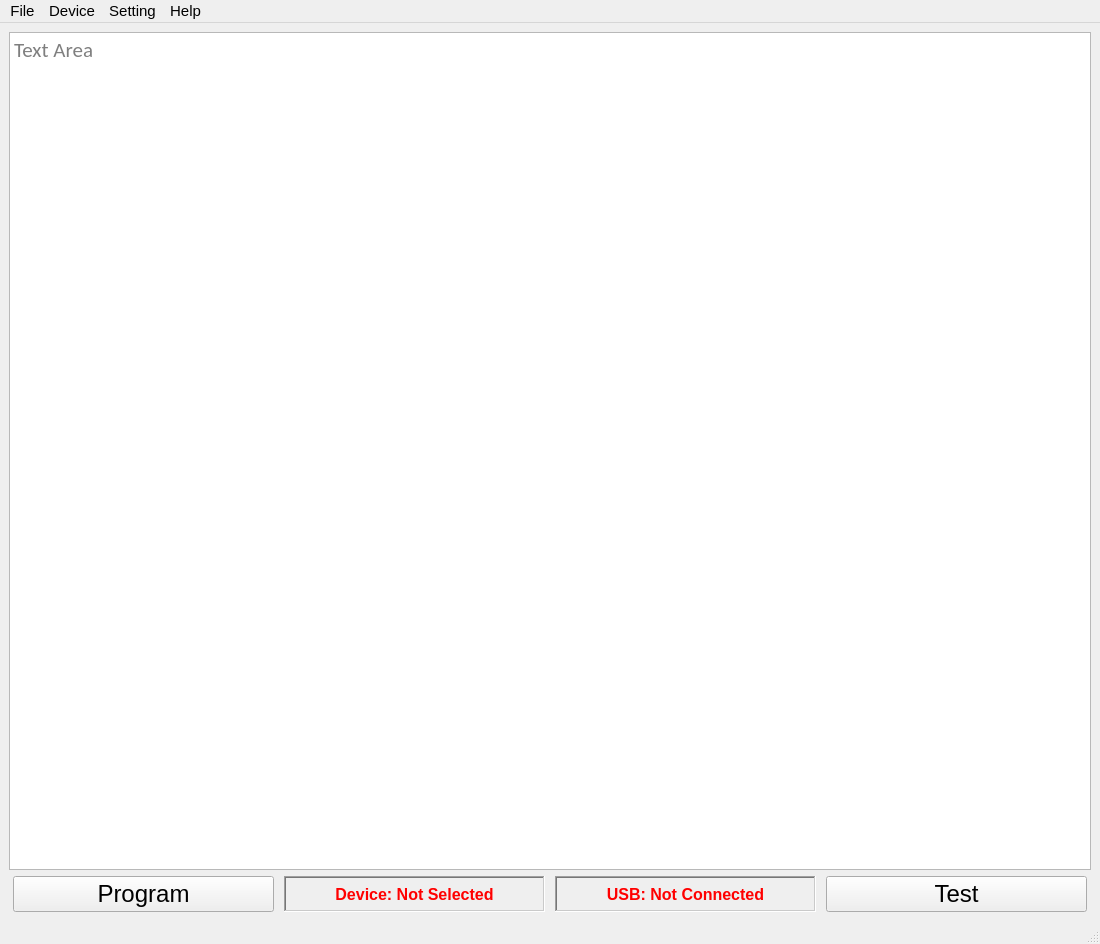
dhahaj/EAX-Python-Interface, file MainWindow.ui: the form before one commit.
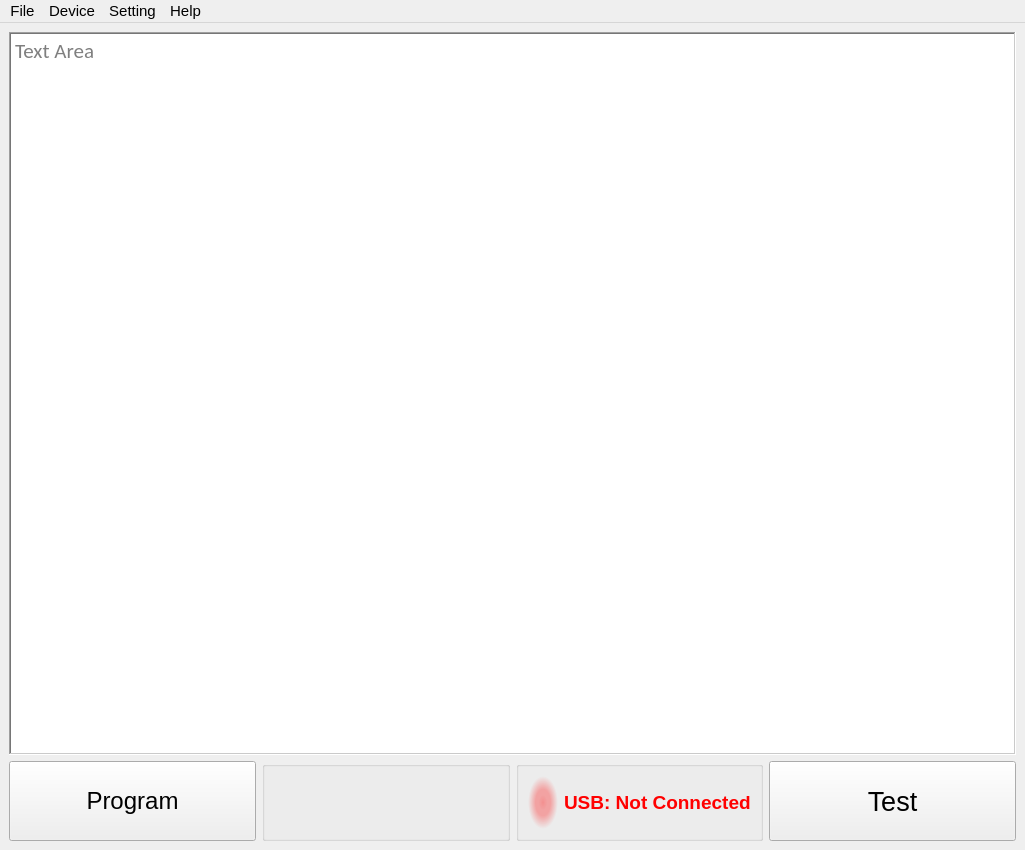
The form after the commit. Icons and pictures are not drawn.

The edit to the form file:
```diff
--- a/MainWindow.ui
+++ b/MainWindow.ui
@@ -6,10 +6,16 @@
    <rect>
     <x>0</x>
     <y>0</y>
-    <width>1100</width>
-    <height>944</height>
+    <width>1025</width>
+    <height>850</height>
    </rect>
   </property>
+  <property name="minimumSize">
+   <size>
+    <width>1025</width>
+    <height>850</height>
+   </size>
+  </property>
   <property name="font">
    <font>
     <pointsize>11</pointsize>
@@ -23,6 +29,12 @@
     <activeon>:/new/prefix1/images/pcb.ico</activeon>
    </iconset>
   </property>
+  <property name="iconSize">
+   <size>
+    <width>32</width>
+    <height>32</height>
+   </size>
+  </property>
   <widget class="QWidget" name="centralwidget">
    <layout class="QVBoxLayout" name="verticalLayout">
     <item>
@@ -33,9 +45,27 @@
         <pointsize>16</pointsize>
        </font>
       </property>
+      <property name="mouseTracking">
+       <bool>true</bool>
+      </property>
+      <property name="focusPolicy">
+       <enum>Qt::NoFocus</enum>
+      </property>
+      <property name="autoFillBackground">
+       <bool>false</bool>
+      </property>
       <property name="styleSheet">
        <string notr="true"/>
       </property>
+      <property name="frameShape">
+       <enum>QFrame::WinPanel</enum>
+      </property>
+      <property name="frameShadow">
+       <enum>QFrame::Sunken</enum>
+      </property>
+      <property name="autoFormatting">
+       <set>QTextEdit::AutoAll</set>
+      </property>
       <property name="undoRedoEnabled">
        <bool>false</bool>
       </property>
@@ -48,19 +78,7 @@
      </widget>
     </item>
     <item>
-     <layout class="QHBoxLayout" name="horizontalLayout">
-      <property name="spacing">
-       <number>10</number>
-      </property>
-      <property name="sizeConstraint">
-       <enum>QLayout::SetDefaultConstraint</enum>
-      </property>
-      <property name="leftMargin">
-       <number>4</number>
-      </property>
-      <property name="rightMargin">
-       <number>4</number>
-      </property>
+     <layout class="QHBoxLayout" name="horizontalLayout_3">
       <item>
        <widget class="QPushButton" name="program_button">
         <property name="sizePolicy">
@@ -72,7 +90,7 @@
         <property name="minimumSize">
          <size>
           <width>0</width>
-          <height>0</height>
+          <height>80</height>
          </size>
         </property>
         <property name="baseSize">
@@ -89,82 +107,318 @@
         <property name="text">
          <string>Program</string>
         </property>
-       </widget>
-      </item>
-      <item>
-       <widget class="QLabel" name="device_label">
-        <property name="font">
-         <font>
-          <pointsize>12</pointsize>
-          <bold>true</bold>
-         </font>
+        <property name="icon">
+         <iconset resource="icons.qrc">
+          <normaloff>:/resources/icons/images/icons/micro.png</normaloff>:/resources/icons/images/icons/micro.png</iconset>
         </property>
-        <property name="styleSheet">
-         <string notr="true">color: rgb(255, 0, 0);
-font-weight: bold;</string>
+        <property name="iconSize">
+         <size>
+          <width>50</width>
+          <height>50</height>
+         </size>
         </property>
-        <property name="frameShape">
-         <enum>QFrame::WinPanel</enum>
+        <property name="shortcut">
+         <string>P</string>
         </property>
-        <property name="frameShadow">
-         <enum>QFrame::Sunken</enum>
+        <property name="flat">
+         <bool>false</bool>
         </property>
-        <property name="text">
-         <string>Device: Not Selected</string>
+       </widget>
+      </item>
+      <item>
+       <widget class="QGroupBox" name="groupBox_2">
+        <property name="minimumSize">
+         <size>
+          <width>0</width>
+          <height>0</height>
+         </size>
         </property>
-        <property name="textFormat">
-         <enum>Qt::AutoText</enum>
+        <property name="maximumSize">
+         <size>
+          <width>16777215</width>
+          <height>16777215</height>
+         </size>
         </property>
-        <property name="alignment">
-         <set>Qt::AlignCenter</set>
+        <property name="title">
+         <string/>
         </property>
+        <layout class="QHBoxLayout" name="horizontalLayout_2">
+         <item>
+          <widget class="QLabel" name="device_label">
+           <property name="minimumSize">
+            <size>
+             <width>0</width>
+             <height>0</height>
+            </size>
+           </property>
+           <property name="font">
+            <font>
+             <pointsize>14</pointsize>
+             <bold>true</bold>
+            </font>
+           </property>
+           <property name="styleSheet">
+            <string notr="true">color: rgb(255, 0, 0);
+image: url(:/resources/icons/images/detex_dark.png);
+font-weight: bold;</string>
+           </property>
+           <property name="frameShape">
+            <enum>QFrame::NoFrame</enum>
+           </property>
+           <property name="frameShadow">
+            <enum>QFrame::Sunken</enum>
+           </property>
+           <property name="text">
+            <string/>
+           </property>
+           <property name="textFormat">
+            <enum>Qt::RichText</enum>
+           </property>
+           <property name="alignment">
+            <set>Qt::AlignCenter</set>
+           </property>
+          </widget>
+         </item>
+        </layout>
        </widget>
       </item>
       <item>
-       <widget class="QLabel" name="usb_label">
-        <property name="font">
-         <font>
-          <pointsize>12</pointsize>
-          <bold>true</bold>
-         </font>
+       <widget class="QGroupBox" name="groupBox">
+        <property name="minimumSize">
+         <size>
+          <width>0</width>
+          <height>0</height>
+         </size>
         </property>
-        <property name="autoFillBackground">
-         <bool>false</bool>
+        <property name="title">
+         <string/>
         </property>
-        <property name="styleSheet">
-         <string notr="true">color: rgb(255, 0, 0);
-font-weight: bold;</string>
-        </property>
-        <property name="frameShape">
-         <enum>QFrame::WinPanel</enum>
-        </property>
-        <property name="frameShadow">
-         <enum>QFrame::Sunken</enum>
-        </property>
-        <property name="text">
-         <string>USB: Not Connected</string>
-        </property>
-        <property name="textFormat">
-         <enum>Qt::AutoText</enum>
-        </property>
-        <property name="scaledContents">
-         <bool>false</bool>
-        </property>
-        <property name="alignment">
-         <set>Qt::AlignCenter</set>
-        </property>
+        <layout class="QHBoxLayout" name="horizontalLayout">
+         <item>
+          <widget class="QLabel" name="label_usb_icon">
+           <property name="minimumSize">
+            <size>
+             <width>0</width>
+             <height>0</height>
+            </size>
+           </property>
+           <property name="maximumSize">
+            <size>
+             <width>48</width>
+             <height>65</height>
+            </size>
+           </property>
+           <property name="font">
+            <font>
+             <pointsize>9</pointsize>
+             <bold>true</bold>
+            </font>
+           </property>
+           <property name="autoFillBackground">
+            <bool>false</bool>
+           </property>
+           <property name="styleSheet">
+            <string notr="true">background-color: qradialgradient(spread:pad, cx:0.5, cy:0.5, radius:0.5, fx:0.5, fy:0.5, stop:0 rgba(255, 255, 0, 206), stop:0.284091 rgba(255, 255, 0, 80), stop:0.5 rgba(255, 255, 0, 80), stop:0.991525 rgba(255, 255, 255, 0));
+
+background-color: qradialgradient(spread:pad, cx:0.5, cy:0.5, radius:0.5, fx:0.5, fy:0.5, stop:0 rgba(255, 0, 0, 100), stop:0.284091 rgba(255, 0, 0, 80), stop:0.5 rgba(255, 0, 0, 80), stop:0.991525 rgba(255, 255, 255, 0));</string>
+           </property>
+           <property name="frameShape">
+            <enum>QFrame::NoFrame</enum>
+           </property>
+           <property name="frameShadow">
+            <enum>QFrame::Sunken</enum>
+           </property>
+           <property name="text">
+            <string>&lt;html&gt;&lt;head/&gt;&lt;body&gt;&lt;p&gt;&lt;img width=&quot;40&quot; height=&quot;40&quot; src=&quot;:/resources/icons/images/icons/usb3.png&quot;/&gt;&lt;/p&gt;&lt;/body&gt;&lt;/html&gt;</string>
+           </property>
+           <property name="textFormat">
+            <enum>Qt::AutoText</enum>
+           </property>
+           <property name="scaledContents">
+            <bool>false</bool>
+           </property>
+           <property name="alignment">
+            <set>Qt::AlignCenter</set>
+           </property>
+          </widget>
+         </item>
+         <item>
+          <widget class="QLabel" name="usb_label">
+           <property name="palette">
+            <palette>
+             <active>
+              <colorrole role="WindowText">
+               <brush brushstyle="SolidPattern">
+                <color alpha="255">
+                 <red>255</red>
+                 <green>0</green>
+                 <blue>0</blue>
+                </color>
+               </brush>
+              </colorrole>
+              <colorrole role="Text">
+               <brush brushstyle="SolidPattern">
+                <color alpha="255">
+                 <red>255</red>
+                 <green>0</green>
+                 <blue>0</blue>
+                </color>
+               </brush>
+              </colorrole>
+              <colorrole role="ButtonText">
+               <brush brushstyle="SolidPattern">
+                <color alpha="255">
+                 <red>255</red>
+                 <green>0</green>
+                 <blue>0</blue>
+                </color>
+               </brush>
+              </colorrole>
+              <colorrole role="PlaceholderText">
+               <brush brushstyle="SolidPattern">
+                <color alpha="128">
+                 <red>255</red>
+                 <green>0</green>
+                 <blue>0</blue>
+                </color>
+               </brush>
+              </colorrole>
+             </active>
+             <inactive>
+              <colorrole role="WindowText">
+               <brush brushstyle="SolidPattern">
+                <color alpha="255">
+                 <red>255</red>
+                 <green>0</green>
+                 <blue>0</blue>
+                </color>
+               </brush>
+              </colorrole>
+              <colorrole role="Text">
+               <brush brushstyle="SolidPattern">
+                <color alpha="255">
+                 <red>255</red>
+                 <green>0</green>
+                 <blue>0</blue>
+                </color>
+               </brush>
+              </colorrole>
+              <colorrole role="ButtonText">
+               <brush brushstyle="SolidPattern">
+                <color alpha="255">
+                 <red>255</red>
+                 <green>0</green>
+                 <blue>0</blue>
+                </color>
+               </brush>
+              </colorrole>
+              <colorrole role="PlaceholderText">
+               <brush brushstyle="SolidPattern">
+                <color alpha="128">
+                 <red>255</red>
+                 <green>0</green>
+                 <blue>0</blue>
+                </color>
+               </brush>
+              </colorrole>
+             </inactive>
+             <disabled>
+              <colorrole role="WindowText">
+               <brush brushstyle="SolidPattern">
+                <color alpha="255">
+                 <red>255</red>
+                 <green>0</green>
+                 <blue>0</blue>
+                </color>
+               </brush>
+              </colorrole>
+              <colorrole role="Text">
+               <brush brushstyle="SolidPattern">
+                <color alpha="255">
+                 <red>255</red>
+                 <green>0</green>
+                 <blue>0</blue>
+                </color>
+               </brush>
+              </colorrole>
+              <colorrole role="ButtonText">
+               <brush brushstyle="SolidPattern">
+                <color alpha="255">
+                 <red>255</red>
+                 <green>0</green>
+                 <blue>0</blue>
+                </color>
+               </brush>
+              </colorrole>
+              <colorrole role="PlaceholderText">
+               <brush brushstyle="SolidPattern">
+                <color alpha="128">
+                 <red>255</red>
+                 <green>0</green>
+                 <blue>0</blue>
+                </color>
+               </brush>
+              </colorrole>
+             </disabled>
+            </palette>
+           </property>
+           <property name="font">
+            <font>
+             <pointsize>14</pointsize>
+             <bold>true</bold>
+            </font>
+           </property>
+           <property name="text">
+            <string>USB: Not Connected</string>
+           </property>
+           <property name="alignment">
+            <set>Qt::AlignLeading|Qt::AlignLeft|Qt::AlignVCenter</set>
+           </property>
+           <property name="margin">
+            <number>9</number>
+           </property>
+           <property name="buddy">
+            <cstring>test_button</cstring>
+           </property>
+          </widget>
+         </item>
+        </layout>
        </widget>
       </item>
       <item>
        <widget class="QPushButton" name="test_button">
+        <property name="minimumSize">
+         <size>
+          <width>158</width>
+          <height>80</height>
+         </size>
+        </property>
         <property name="font">
          <font>
-          <pointsize>18</pointsize>
+          <pointsize>20</pointsize>
+          <bold>false</bold>
          </font>
         </property>
         <property name="text">
          <string>Test</string>
         </property>
+        <property name="icon">
+         <iconset>
+          <normalon>:/resources/icons/images/icons/robot-arm.png</normalon>
+         </iconset>
+        </property>
+        <property name="iconSize">
+         <size>
+          <width>50</width>
+          <height>50</height>
+         </size>
+        </property>
+        <property name="shortcut">
+         <string>T</string>
+        </property>
+        <property name="flat">
+         <bool>false</bool>
+        </property>
        </widget>
       </item>
      </layout>
@@ -176,7 +430,7 @@
     <rect>
      <x>0</x>
      <y>0</y>
-     <width>1100</width>
+     <width>1025</width>
      <height>26</height>
     </rect>
    </property>
@@ -241,16 +495,6 @@
    <addaction name="menuSetting"/>
    <addaction name="menuHelp"/>
   </widget>
-  <widget class="QStatusBar" name="statusbar">
-   <property name="enabled">
-    <bool>true</bool>
-   </property>
-   <property name="font">
-    <font>
-     <pointsize>11</pointsize>
-    </font>
-   </property>
-  </widget>
   <action name="actionConnect">
    <property name="text">
     <string>Connect</string>
```
Left out of the diff: 88 changed lines with no effect on the pictures.
